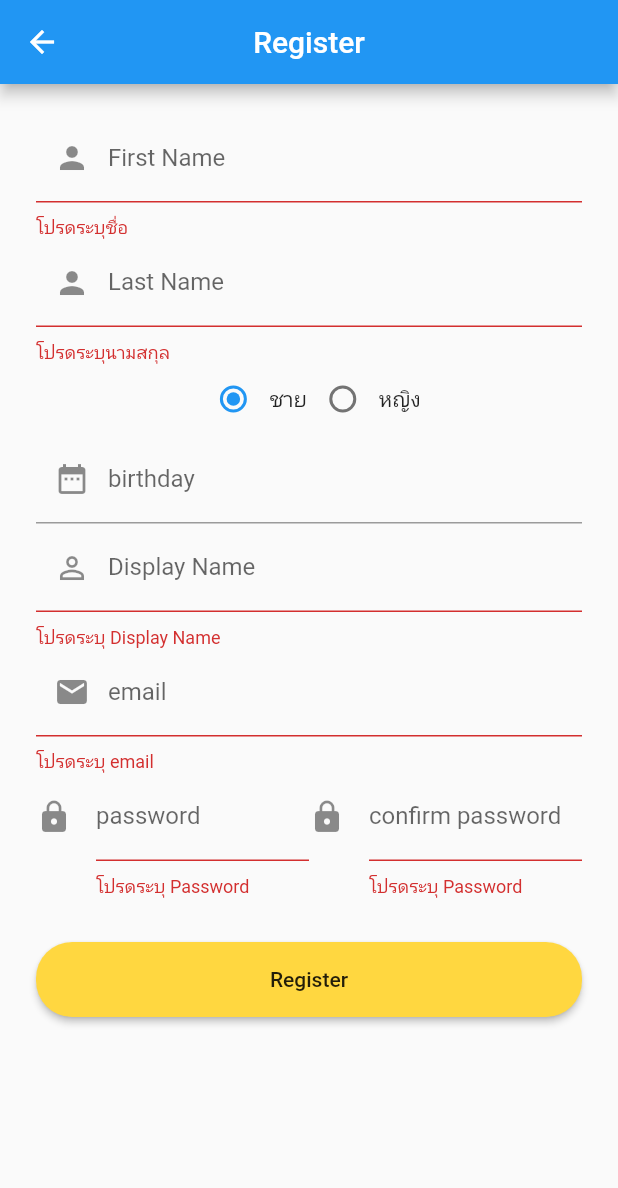
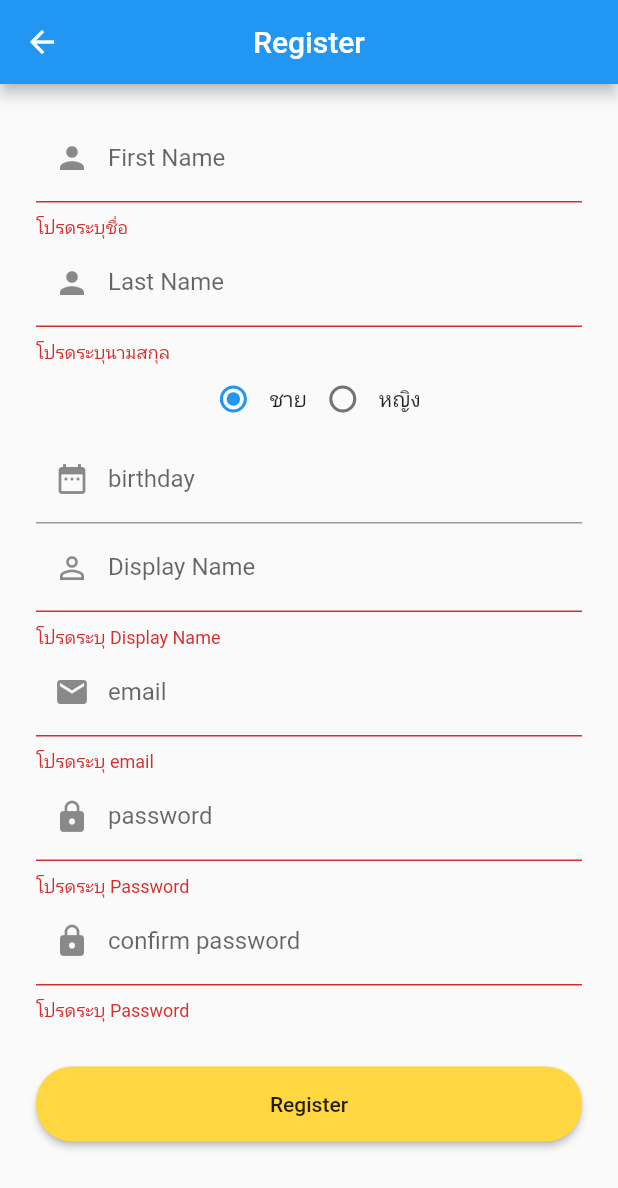
Before and after one commit to ingchoff/Fitsbook, a Flutter app: the Register screen opened directly, after a tap on "Register", on a phone screen of 412 x 824 dp. Shown: the top 1188 px of the screen. Run offline on Flutter 3.47's test engine with Material 2 defaults, Android fonts, the phone set to English and light mode, and no system bars; our stand-ins replace cloud_firestore, firebase_auth, firebase_messaging; accounts and stored records are empty.

```diff
--- a/lib/Holder.dart
+++ b/lib/Holder.dart
@@ -10,7 +10,7 @@ class Holder extends StatelessWidget {
 
   void _logout(context) async {
     await auth.signOut();
-    Navigator.pushReplacement(context, MaterialPageRoute(builder: (context) => Login()));
+    Navigator.of(context).pop();
   }
 
   @override
--- a/lib/NewFeed.dart
+++ b/lib/NewFeed.dart
@@ -20,7 +20,7 @@ class _NewFeedState extends State<NewFeed> {
     super.initState();
     //อ่านค่า email ของ uid ที่ signin เข้ามา ในไฟล์ data.txt
     // readFile('ชื่อ key ที่อยากดึง value มาใข้')
-    readFile('email').then((String value) {
+    readFile('dname').then((String value) {
       txt = value;
     });
   }
--- a/lib/register.dart
+++ b/lib/register.dart
@@ -159,11 +159,7 @@ class RegisterState extends State<Register> {
                 ),
               ),
             ),
-            new Row(
-              mainAxisAlignment: MainAxisAlignment.center,
-              children: <Widget>[
-                new Expanded(
-                  child: TextFormField(
+            TextFormField(
               validator: (String value) {
                 if (value.isEmpty) {
                   return 'โปรดระบุ Password';
@@ -176,14 +172,10 @@ class RegisterState extends State<Register> {
               obscureText: true,
               decoration: InputDecoration(
                 labelText: 'password',
-                    icon: Icon(Icons.https)
+                prefixIcon: Icon(Icons.https)
                 ),
               ),
-                ),
-                new Expanded(
-                  child: Padding(
-                    padding: EdgeInsets.only(left: 0),
-                    child: TextFormField(
+              TextFormField(
               validator: (String value) {
                 if (value.isEmpty) {
                   return 'โปรดระบุ Password';
@@ -196,12 +188,8 @@ class RegisterState extends State<Register> {
               obscureText: true,
               decoration: InputDecoration(
                 labelText: 'confirm password',
-                        icon: Icon(Icons.https)
+                prefixIcon: Icon(Icons.https)
                 ),
-                    ),
-                  )
-                ),
-              ],
               ),
             Padding(
               padding: EdgeInsets.symmetric(vertical: 30),
@@ -278,7 +266,7 @@ class RegisterState extends State<Register> {
               'dname':dname.text,
               'birthdate': int.parse(birthday.text),
               'joinDate':formatter.format(DateTime.now()),
-              'friend':['user_id']});
+              'profile':""});
             setState(() {
             _isLoading = false;
             });
```
Also changed, not shown: lib/login.dart (+12 -3 lines). Lines whose indentation alone changed are shown as unchanged.
